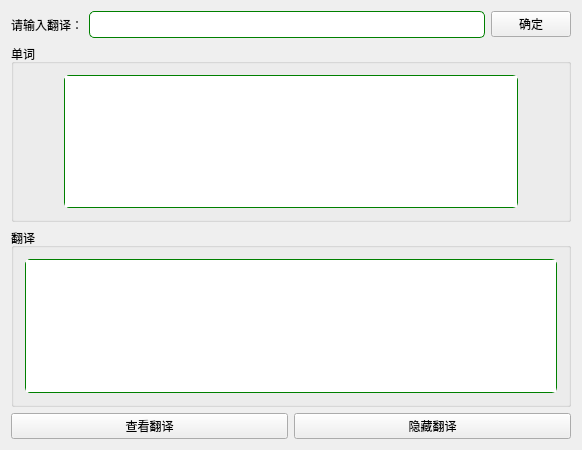
Before: the Qt Designer form recitewordswidget.ui in 2669397516/MyWordBook, drawn with Qt 5.
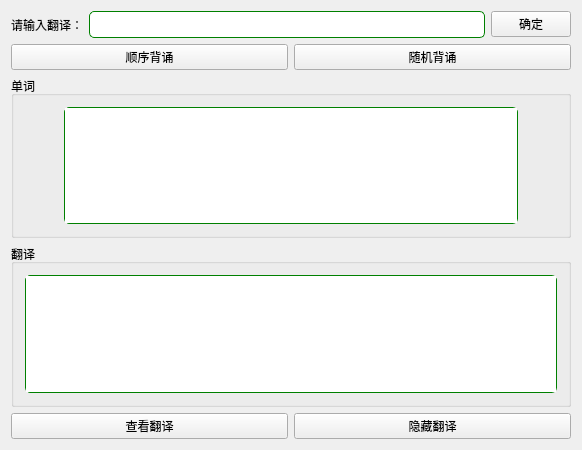
After: the same form once the commit is applied. Icons and pictures are not drawn.

Commit message: [add] 添加新功能，背诵单词可以选择随机背诵和顺序背诵。

Patch:
```diff
--- a/recitewordswidget.ui
+++ b/recitewordswidget.ui
@@ -27,28 +27,7 @@
 }</string>
   </property>
   <layout class="QGridLayout" name="gridLayout_3">
-   <item row="0" column="0">
-    <layout class="QHBoxLayout" name="horizontalLayout">
-     <item>
-      <widget class="QLabel" name="label">
-       <property name="text">
-        <string>请输入翻译：</string>
-       </property>
-      </widget>
-     </item>
-     <item>
-      <widget class="QLineEdit" name="lineEdit_translate"/>
-     </item>
-     <item>
-      <widget class="QPushButton" name="pushButton_ok">
-       <property name="text">
-        <string>确定</string>
-       </property>
-      </widget>
-     </item>
-    </layout>
-   </item>
-   <item row="1" column="0">
+   <item row="2" column="0" colspan="2">
     <widget class="QGroupBox" name="groupBox">
      <property name="styleSheet">
       <string notr="true">QPushButton {
@@ -75,20 +54,7 @@
       <property name="spacing">
        <number>7</number>
       </property>
-      <item row="1" column="1">
-       <spacer name="verticalSpacer">
-        <property name="orientation">
-         <enum>Qt::Vertical</enum>
-        </property>
-        <property name="sizeHint" stdset="0">
-         <size>
-          <width>20</width>
-          <height>40</height>
-         </size>
-        </property>
-       </spacer>
-      </item>
-      <item row="2" column="1">
+      <item row="3" column="1">
        <widget class="QPushButton" name="pushButton_last">
         <property name="styleSheet">
          <string notr="true">QPushButton {
@@ -114,7 +80,14 @@
         </property>
        </widget>
       </item>
-      <item row="2" column="3">
+      <item row="0" column="2" rowspan="4">
+       <widget class="QPlainTextEdit" name="plainTextEdit_word">
+        <property name="readOnly">
+         <bool>true</bool>
+        </property>
+       </widget>
+      </item>
+      <item row="3" column="3">
        <widget class="QPushButton" name="pushButton_next">
         <property name="text">
          <string/>
@@ -131,17 +104,44 @@
         </property>
        </widget>
       </item>
-      <item row="0" column="2" rowspan="3">
-       <widget class="QPlainTextEdit" name="plainTextEdit_word">
-        <property name="readOnly">
-         <bool>true</bool>
+      <item row="2" column="1">
+       <spacer name="verticalSpacer">
+        <property name="orientation">
+         <enum>Qt::Vertical</enum>
         </property>
-       </widget>
+        <property name="sizeHint" stdset="0">
+         <size>
+          <width>20</width>
+          <height>40</height>
+         </size>
+        </property>
+       </spacer>
       </item>
      </layout>
     </widget>
    </item>
-   <item row="2" column="0">
+   <item row="0" column="0" colspan="2">
+    <layout class="QHBoxLayout" name="horizontalLayout">
+     <item>
+      <widget class="QLabel" name="label">
+       <property name="text">
+        <string>请输入翻译：</string>
+       </property>
+      </widget>
+     </item>
+     <item>
+      <widget class="QLineEdit" name="lineEdit_translate"/>
+     </item>
+     <item>
+      <widget class="QPushButton" name="pushButton_ok">
+       <property name="text">
+        <string>确定</string>
+       </property>
+      </widget>
+     </item>
+    </layout>
+   </item>
+   <item row="3" column="0" colspan="2">
     <widget class="QGroupBox" name="groupBox_2">
      <property name="title">
       <string>翻译</string>
@@ -172,7 +172,7 @@
      </layout>
     </widget>
    </item>
-   <item row="3" column="0">
+   <item row="4" column="0" colspan="2">
     <layout class="QHBoxLayout" name="horizontalLayout_2">
      <item>
       <widget class="QPushButton" name="pushButton_look">
@@ -190,6 +190,24 @@
      </item>
     </layout>
    </item>
+   <item row="1" column="0" colspan="2">
+    <layout class="QHBoxLayout" name="horizontalLayout_3">
+     <item>
+      <widget class="QPushButton" name="pushButton_reciteASC">
+       <property name="text">
+        <string>顺序背诵</string>
+       </property>
+      </widget>
+     </item>
+     <item>
+      <widget class="QPushButton" name="pushButton_reciteRand">
+       <property name="text">
+        <string>随机背诵</string>
+       </property>
+      </widget>
+     </item>
+    </layout>
+   </item>
   </layout>
  </widget>
  <resources>
```
The commit also changes 3 other files.
